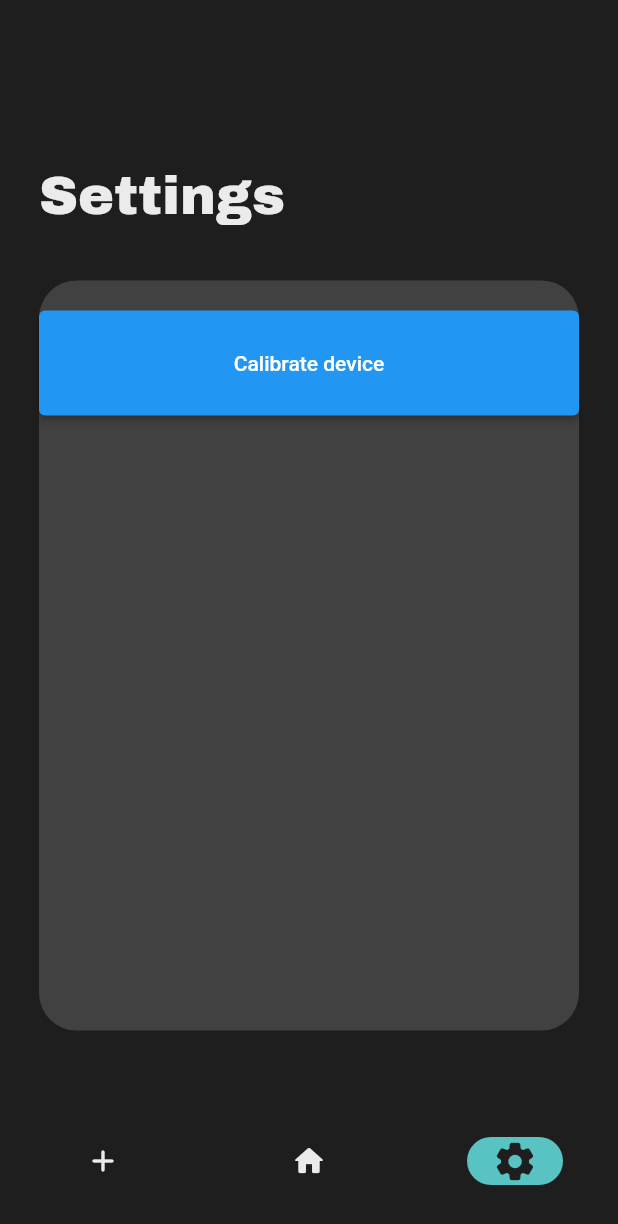
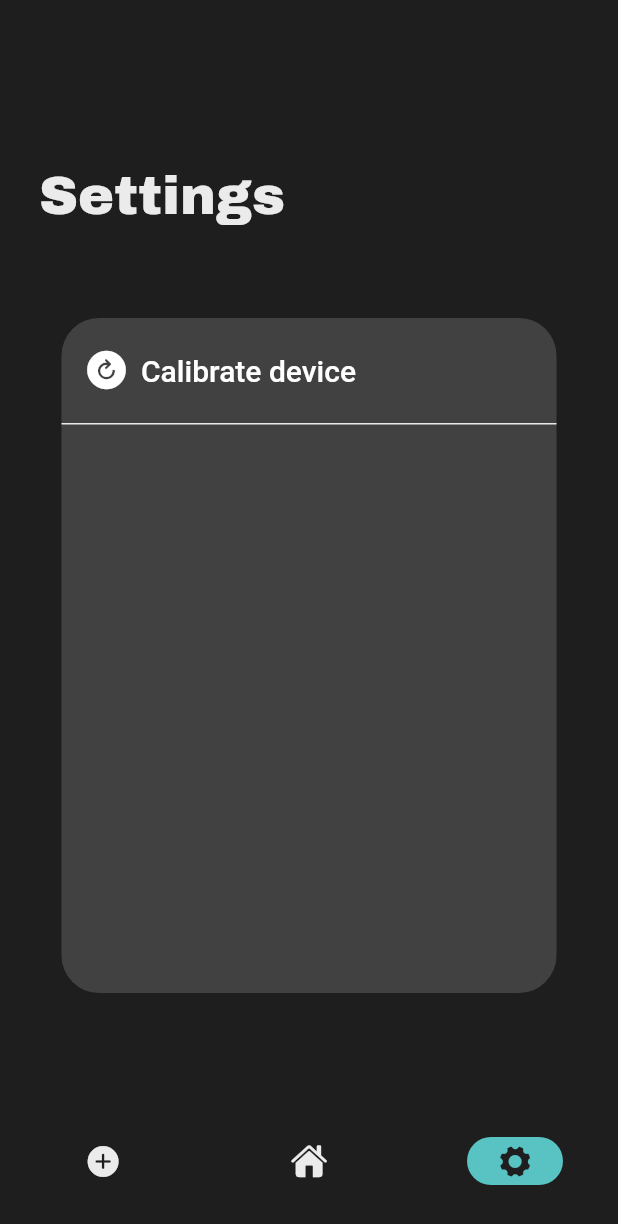
Before and after one commit to WildFore/locklock_application, a Flutter app: the screen it shows after launch, item 3 of the bottom bar chosen, on a phone screen of 412 x 824 dp. Shown: the top 1224 px of the screen. Run offline on Flutter 3.47's test engine with Material 2 defaults, Android fonts, the phone set to English and light mode, and no system bars.

Commit message:
Settings upgraded

```diff
--- a/locklock_app/lib/addNewDevice.dart
+++ b/locklock_app/lib/addNewDevice.dart
@@ -13,13 +13,13 @@ class _AddDevicePageState extends State<AddDevicePage> {
   Widget build(BuildContext context) {
     return Center(
         child: Container(
-        width: 360,
-        height: 500,
+      width: 330,
+      height: 450,
       decoration: const BoxDecoration(
         color: Color.fromARGB(255, 82, 72, 156),
         borderRadius: BorderRadius.all(Radius.circular(25)),
       ),
-        padding: EdgeInsets.only(top: 100, left: 30, right: 30, bottom: 50),
+      padding: const EdgeInsets.only(top: 100, left: 30, right: 30, bottom: 50),
       child: Column(
         children: [
           const Text(
@@ -32,36 +32,37 @@ class _AddDevicePageState extends State<AddDevicePage> {
             ),
           ),
           Container(
-              height: 100,
+            height: 50,
             width: 300,
           ),
           ClipRRect(
-              borderRadius: BorderRadius.all(Radius.circular(12)),
+            borderRadius: const BorderRadius.all(Radius.circular(12)),
             child: Container(
               width: 300,
               height: 70,
               child: ElevatedButton(
                   style: const ButtonStyle(
-                    backgroundColor: MaterialStatePropertyAll(Color.fromARGB(255, 244, 91, 104)),
+                    backgroundColor: MaterialStatePropertyAll(
+                        Color.fromARGB(255, 244, 91, 104)),
                   ),
                   onPressed: () {
                     Navigator.of(context).push(
-                    MaterialPageRoute(builder: (BuildContext context){
+                        MaterialPageRoute(builder: (BuildContext context) {
                       return const PairDevicePage();
-                    })
-                  );
-                }, child: const Text(
+                    }));
+                  },
+                  child: const Text(
                     "Pair device",
                     style: TextStyle(
                       fontFamily: "ArchivoBlack",
                       fontSize: 24,
                       color: Color.fromARGB(255, 30, 30, 30),
-                  ),)),
+                    ),
+                  )),
             ),
           )
         ],
       ),
-      )
-      );
+    ));
   }
 }
--- a/locklock_app/lib/home.dart
+++ b/locklock_app/lib/home.dart
@@ -12,26 +12,23 @@ class _HomePageState extends State<HomePage> {
   Widget build(BuildContext context) {
     return Center(
       child: Container(
-        width: 360,
-        height: 500,
+          width: 330,
+          height: 450,
           decoration: const BoxDecoration(
             color: Color.fromARGB(255, 89, 195, 195),
             borderRadius: BorderRadius.all(Radius.circular(25)),
           ),
           child: const Center(
             child: Padding(
-              padding: EdgeInsets.only(top: 380),
+                padding: EdgeInsets.only(top: 330),
                 child: Text(
                   "Locked",
                   style: TextStyle(
                       fontSize: 48,
                       fontFamily: "ArchivoBlack",
-                  fontWeight: FontWeight.w500
-                ),
-              )
-            ),
-          )
-        ),
+                      fontWeight: FontWeight.w500),
+                )),
+          )),
     );
   }
 }
--- a/locklock_app/lib/main.dart
+++ b/locklock_app/lib/main.dart
@@ -1,3 +1,4 @@
+import 'package:flutter/cupertino.dart';
 import 'package:flutter/material.dart';
 import 'package:locklock_app/addNewDevice.dart';
 import 'package:locklock_app/home.dart';
@@ -33,32 +34,33 @@ class _HomeState extends State<Home> {
       debugShowCheckedModeBanner: false,
       home: Scaffold(
         appBar: AppBar(
+          centerTitle: false,
           toolbarHeight: 150,
           elevation: 0,
           backgroundColor: Color.fromARGB(255, 30, 30, 30),
           title: Padding(
             child: Text(appLanding),
-            padding: const EdgeInsets.only(left:10, top: 110),
+            padding: const EdgeInsets.only(left: 10, top: 110),
           ),
           titleTextStyle: const TextStyle(
               fontSize: 36,
               color: Color.fromARGB(255, 235, 235, 235),
               fontFamily: "ArchivoBlack",
-            fontWeight: FontWeight.w500
+              fontWeight: FontWeight.w500),
         ),
-        ),
-        body:
-          pages[_selectedIndexPage],
-
+        body: pages[_selectedIndexPage],
         backgroundColor: Color.fromARGB(255, 30, 30, 30),
         bottomNavigationBar: Container(
-          height:100,
+          height: 100,
           decoration: const BoxDecoration(
-            borderRadius: BorderRadius.only(topRight: Radius.circular(30), topLeft: Radius.circular(30)),
+            borderRadius: BorderRadius.only(
+                topRight: Radius.circular(30), topLeft: Radius.circular(30)),
           ),
           child: ClipRRect(
-            borderRadius: const BorderRadius.only(topRight: Radius.circular(30), topLeft: Radius.circular(30)),
+            borderRadius: const BorderRadius.only(
+                topRight: Radius.circular(30), topLeft: Radius.circular(30)),
             child: NavigationBar(
+                animationDuration: const Duration(microseconds: 0),
                 backgroundColor: Colors.transparent,
                 indicatorColor: robinEggBlue,
                 selectedIndex: _selectedIndexPage,
@@ -67,14 +69,31 @@ class _HomeState extends State<Home> {
                   borderRadius: BorderRadius.all(Radius.circular(16)),
                 ),
                 destinations: const [
-                NavigationDestination(icon: Icon(Icons.add_rounded, color: Color.fromARGB(255, 235, 235, 235)), selectedIcon: Icon(Icons.add_rounded, color: Color.fromARGB(255, 30, 30, 30), size: 30), label: "Add new device"),
-                NavigationDestination(icon: Icon(Icons.home_rounded, color: Color.fromARGB(255, 235, 235, 235)), selectedIcon: Icon(Icons.home_rounded, color: Color.fromARGB(255, 30, 30, 30), size: 30), label: "Home"),
-                NavigationDestination(icon: Icon(Icons.settings_rounded, color: Color.fromARGB(255, 235, 235, 235)), selectedIcon: Icon(Icons.settings_rounded, color: Color.fromARGB(255, 30, 30, 30), size: 30,), label: "Settings")
+                  NavigationDestination(
+                      icon: Icon(CupertinoIcons.plus_circle_fill,
+                          color: Color.fromARGB(255, 235, 235, 235)),
+                      selectedIcon: Icon(CupertinoIcons.plus_circle_fill,
+                          color: Color.fromARGB(255, 30, 30, 30)),
+                      label: "Add new device"),
+                  NavigationDestination(
+                      icon: Icon(CupertinoIcons.house_fill,
+                          color: Color.fromARGB(255, 235, 235, 235)),
+                      selectedIcon: Icon(CupertinoIcons.house_fill,
+                          color: Color.fromARGB(255, 30, 30, 30)),
+                      label: "Home"),
+                  NavigationDestination(
+                      icon: Icon(CupertinoIcons.gear_alt_fill,
+                          color: Color.fromARGB(255, 235, 235, 235)),
+                      selectedIcon: Icon(
+                        CupertinoIcons.gear_alt_fill,
+                        color: Color.fromARGB(255, 30, 30, 30),
+                      ),
+                      label: "Settings")
                 ],
                 onDestinationSelected: (int index) {
                   setState(() {
                     _selectedIndexPage = index;
-                  switch (index){
+                    switch (index) {
                       case 0:
                         appLanding = "Add new device";
                       case 1:
@@ -82,7 +101,6 @@ class _HomeState extends State<Home> {
                       case 2:
                         appLanding = "Settings";
                     }
-
                   });
                 }),
           ),
--- a/locklock_app/lib/settings.dart
+++ b/locklock_app/lib/settings.dart
@@ -1,3 +1,4 @@
+import 'package:flutter/cupertino.dart';
 import 'package:flutter/material.dart';
 import 'package:locklock_app/subpages/calibrateDevice.dart';
 
@@ -13,29 +14,55 @@ class _SettingsPageState extends State<SettingsPage> {
   Widget build(BuildContext context) {
     return Center(
       child: Container(
-        width: 360,
-        height: 500,
+        width: 330,
+        height: 450,
         decoration: const BoxDecoration(
           color: Color.fromARGB(255, 65, 65, 65),
           borderRadius: BorderRadius.all(Radius.circular(25)),
         ),
         child: Padding(
-            padding: const EdgeInsets.only(top:20),
+          padding: const EdgeInsets.only(),
           child: Column(
             children: [
               Container(
                 width: 360,
                 height: 70,
-                  child: ElevatedButton(
+                decoration: const BoxDecoration(
+                  color: Colors.transparent,
+                  borderRadius: BorderRadius.all(Radius.circular(0)),
+                ),
+                child: ElevatedButton.icon(
+                  icon: const Icon(
+                    CupertinoIcons.arrow_clockwise_circle_fill,
+                    size: 30,
+                  ),
+                  style: const ButtonStyle(
+                    padding:
+                        MaterialStatePropertyAll(EdgeInsets.only(left: 15)),
+                    elevation: MaterialStatePropertyAll(0),
+                    backgroundColor:
+                        MaterialStatePropertyAll(Colors.transparent),
+                  ),
                   onPressed: () {
                     Navigator.of(context).push(
-                      MaterialPageRoute(builder: (BuildContext context){
+                        MaterialPageRoute(builder: (BuildContext context) {
                       return const CalibrateDevicePage();
-                      })
-                     );
+                    }));
                   },
-                    child: const Text("Calibrate device")
+                  label: const Align(
+                      alignment: Alignment.centerLeft,
+                      child: Text(
+                        "Calibrate device",
+                        style: TextStyle(
+                          fontSize: 20,
                         ),
+                      )),
+                ),
+              ),
+              Container(
+                width: 340,
+                height: 1,
+                color: const Color.fromARGB(255, 235, 235, 235),
               )
             ],
           ),
```
Lines whose indentation alone changed are shown as unchanged.
